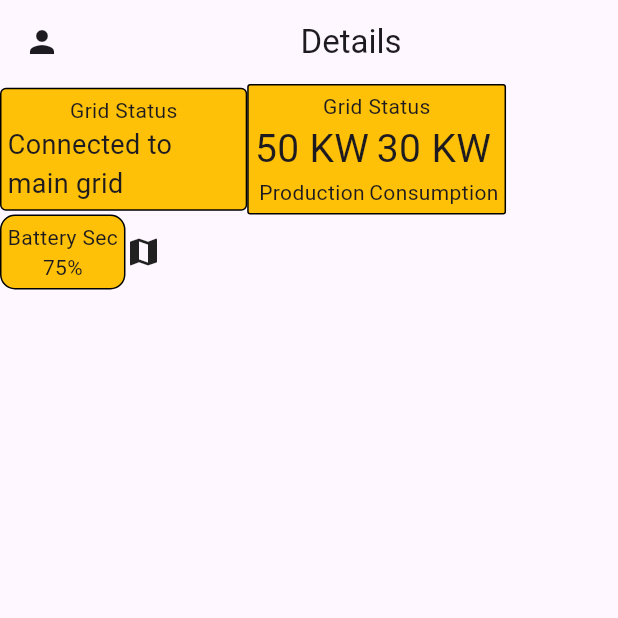
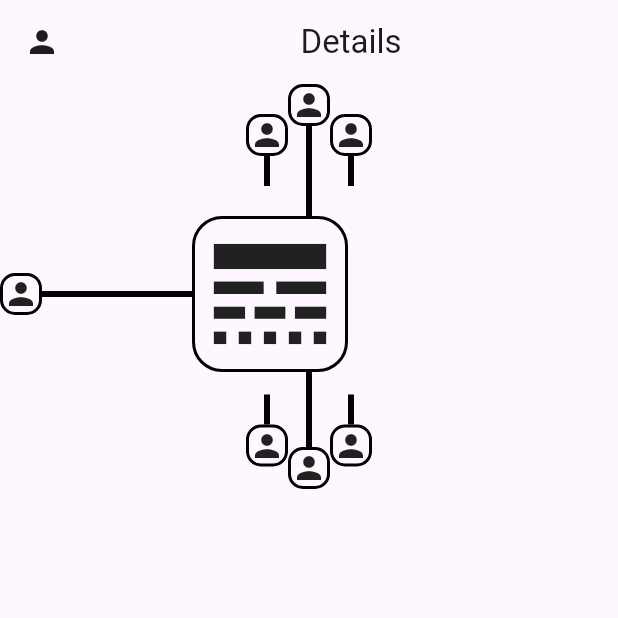
Before and after one commit to Brijesh-gangwar/The_Grand_Warden, a Flutter app: the screen it shows after launch, on a phone screen of 412 x 824 dp, the top half of it. Run offline on Flutter 3.47's test engine with Material 3 defaults, Android fonts, the phone set to English and light mode, and no system bars; our stand-ins replace expansion_tile_card, flutter_svg; missing offline and left inert: ellipsized_text.

Commit message:
home screen updation

```diff
--- a/lib/home.dart
+++ b/lib/home.dart
@@ -119,93 +119,229 @@ class _homeState extends State<home> {
           child: Column(
             children: [
               Row(
+                mainAxisAlignment: MainAxisAlignment.center,
+                children: [
+                  Column(
                     children: [
                       Container(
-                    padding: EdgeInsetsDirectional.all(4),
-                    width: w * 0.2,
+                        child: Icon(Icons.person),
                         decoration: BoxDecoration(
-                        color: Colors.amber,
-                        border: Border.all(width: 1),
-                        borderRadius: BorderRadius.circular(4)),
-                    child: Column(
-                      children: [
-                        Text("Grid Status"),
-                        Text(
-                          "Connected to main grid",
-                          softWrap: true,
-                          style: TextStyle(fontSize: 18),
+                            border: Border.all(width: 2),
+                            borderRadius: BorderRadius.circular(10)),
+                      ),
+                      Container(
+                        height: 20,
+                        width: 4,
+                        color: Colors.black,
                       )
                     ],
                   ),
+                  Column(
+                    children: [
+                      Container(
+                        child: Icon(Icons.person),
+                        decoration: BoxDecoration(
+                            border: Border.all(width: 2),
+                            borderRadius: BorderRadius.circular(10)),
                       ),
                       Container(
-                    padding: EdgeInsetsDirectional.all(4),
+                        height: 60,
+                        width: 4,
+                        color: Colors.black,
+                      )
+                    ],
+                  ),
+                  Column(
+                    children: [
+                      Container(
+                        child: Icon(Icons.person),
                         decoration: BoxDecoration(
-                      color: Colors.amber,
-                      border: Border.all(
-                        width: 1,
+                            border: Border.all(width: 2),
+                            borderRadius: BorderRadius.circular(10)),
                       ),
-                      borderRadius: BorderRadius.circular(2),
+                      Container(
+                        height: 20,
+                        width: 4,
+                        color: Colors.black,
+                      )
+                    ],
                   ),
-                    child: Column(
+                ],
+              ),
+
+              Row(
                 children: [
-                        Text("Grid Status"),
+                  Container(
+                    child: Icon(Icons.person),
+                    decoration: BoxDecoration(
+                        border: Border.all(width: 2),
+                        borderRadius: BorderRadius.circular(10)),
+                  ),
+                  Container(
+                    color: Colors.black,
+                    width: 100,
+                    height: 4,
+                  ),
+                  Container(
+                    decoration: BoxDecoration(
+                        border: Border.all(width: 2),
+                        borderRadius: BorderRadius.circular(20)),
+                    child: Icon(
+                      Icons.line_style_outlined,
+                      size: 100,
+                    ),
+                  ),
+                ],
+              ),
               Row(
+                mainAxisAlignment: MainAxisAlignment.center,
                 children: [
                   Column(
                     children: [
-                                Text(
-                                  "50 KW",
-                                  style: TextStyle(fontSize: 26),
+                      Container(
+                        height: 20,
+                        width: 4,
+                        color: Colors.black,
                       ),
-                                Text("Production")
+                      Container(
+                        child: Icon(Icons.person),
+                        decoration: BoxDecoration(
+                            border: Border.all(width: 2),
+                            borderRadius: BorderRadius.circular(10)),
+                      ),
                     ],
                   ),
-                            // VerticalDivider(
-                            //   color: Colors.red,
-                            //   thickness: 2,
-                            //   width: 10,
-                            //   endIndent: 50,
-                            // ),
                   Column(
                     children: [
-                                Text(
-                                  "30 KW",
-                                  style: TextStyle(fontSize: 26),
+                      Container(
+                        height: 50,
+                        width: 4,
+                        color: Colors.black,
                       ),
-                                Text("Consumption")
+                      Container(
+                        child: Icon(Icons.person),
+                        decoration: BoxDecoration(
+                            border: Border.all(width: 2),
+                            borderRadius: BorderRadius.circular(10)),
+                      ),
+                    ],
+                  ),
+                  Column(
+                    children: [
+                      Container(
+                        height: 20,
+                        width: 4,
+                        color: Colors.black,
+                      ),
+                      Container(
+                        child: Icon(Icons.person),
+                        decoration: BoxDecoration(
+                            border: Border.all(width: 2),
+                            borderRadius: BorderRadius.circular(10)),
+                      ),
                     ],
                   ),
                 ],
-                        )
-                      ],
               ),
-                  )
-                ],
-              ),
-              Row(
-                children: [
-                  Container(
-                    padding: EdgeInsetsDirectional.all(4),
-                    decoration: BoxDecoration(
-                        color: Colors.amber,
-                        border: Border.all(width: 1),
-                        borderRadius: BorderRadius.circular(10)),
-                    child: Column(
-                      children: [
-                        Text("Battery Sec"),
-                        Text(
-                          "75%",
-                          style: TextStyle(fontSize: 14),
-                        )
-                      ],
-                    ),
-                  ),
-                  Container(
-                    child: Icon(Icons.map),
-                  )
-                ],
-              )
+
+              // IntrinsicHeight(
+              //   child: Row(
+              //     children: [
+              //       Container(
+              //         padding: EdgeInsetsDirectional.all(4),
+              //         width: w * 0.2,
+              //         decoration: BoxDecoration(
+              //             color: Colors.amber,
+              //             border: Border.all(width: 1),
+              //             borderRadius: BorderRadius.circular(4)),
+              //         child: const Column(
+              //           children: [
+              //             Text("Grid Status"),
+              //             Text(
+              //               "Connected to main grid",
+              //               softWrap: true,
+              //               style: TextStyle(fontSize: 18),
+              //             )
+              //           ],
+              //         ),
+              //       ),
+              //       SizedBox(
+              //         width: 8,
+              //       ),
+              //       Expanded(
+              //         child: Container(
+              //           padding: EdgeInsetsDirectional.all(4),
+              //           decoration: BoxDecoration(
+              //             border: Border.all(
+              //               width: 1,
+              //             ),
+              //             borderRadius: BorderRadius.circular(2),
+              //           ),
+              //           child: const Column(
+              //             children: [
+              //               Text("Grid Status"),
+              //               Row(
+              //                 children: [
+              //                   Column(
+              //                     children: [
+              //                       Text(
+              //                         "50 KW",
+              //                         style: TextStyle(fontSize: 26),
+              //                       ),
+              //                       Text("Production")
+              //                     ],
+              //                   ),
+              //                   VerticalDivider(
+              //                     color: Colors.red,
+              //                     thickness: 2,
+              //                     width: 10,
+              //                     endIndent: 50,
+              //                   ),
+              //                   Column(
+              //                     children: [
+              //                       Text(
+              //                         "30 KW",
+              //                         style: TextStyle(fontSize: 26),
+              //                       ),
+              //                       Text("Consumption")
+              //                     ],
+              //                   ),
+              //                 ],
+              //               )
+              //             ],
+              //           ),
+              //         ),
+              //       )
+              //     ],
+              //   ),
+              // ),
+              // Row(
+              //   children: [
+              //     Container(
+              //       padding: EdgeInsetsDirectional.all(4),
+              //       decoration: BoxDecoration(
+              //           color: Colors.amber,
+              //           border: Border.all(width: 1),
+              //           borderRadius: BorderRadius.circular(10)),
+              //       child: const Column(
+              //         children: [
+              //           Text("Battery Sec"),
+              //           Text(
+              //             "75%",
+              //             style: TextStyle(fontSize: 14),
+              //           )
+              //         ],
+              //       ),
+              //     ),
+              //     Container(
+              //       padding: EdgeInsetsDirectional.all(4),
+              //       decoration: BoxDecoration(
+              //           border: Border.all(width: 1),
+              //           borderRadius: BorderRadius.circular(10)),
+              //       child: Icon(Icons.map),
+              //     )
+              //   ],
+              // )
             ],
           ),
         ),
```
Lines whose indentation alone changed are shown as unchanged.
